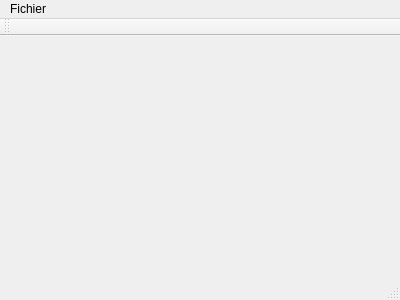
This is mainwindow.ui in pierrefervault/PRDOrdonancement as Qt 5 draws it before an edit. The edited form follows.
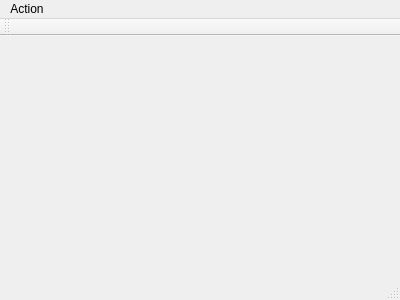
This is the edited form.

Patch:
```diff
--- a/mainwindow.ui
+++ b/mainwindow.ui
@@ -25,7 +25,7 @@
    </property>
    <widget class="QMenu" name="menuFichier">
     <property name="title">
-     <string>Fichier</string>
+     <string>Action</string>
     </property>
     <addaction name="actionG_n_rer_des_instances"/>
     <addaction name="actionR_soudre_des_instances"/>
```
Left out of the diff: 26 changed lines with no effect on the pictures.
